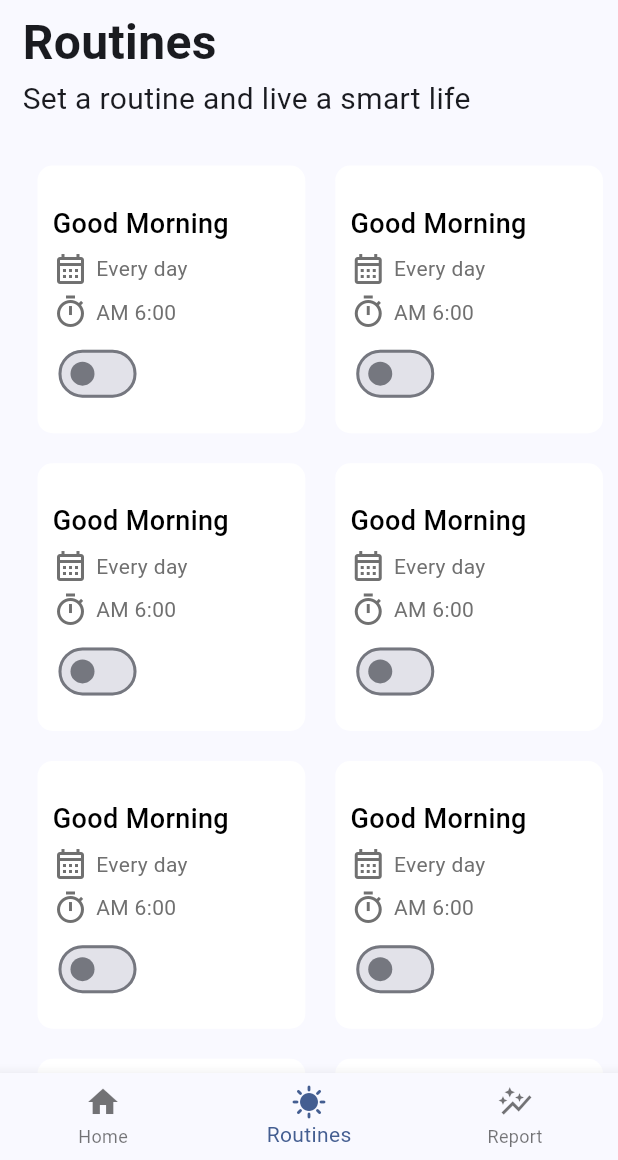
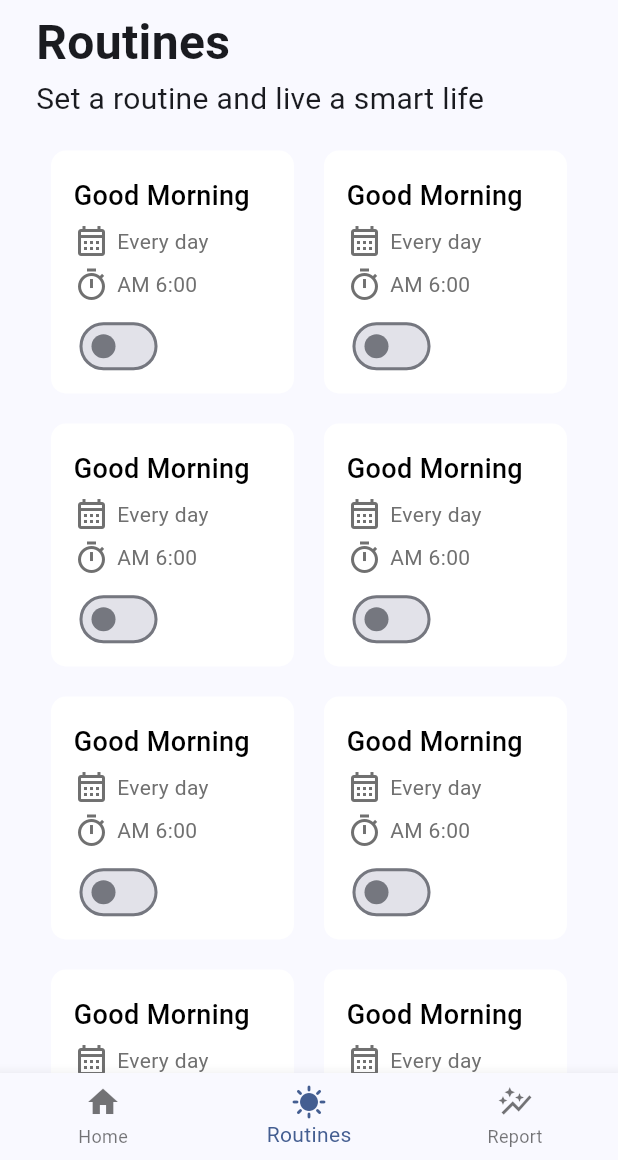
Before and after one commit to wlgggy/smarthome, a Flutter app: the screen it shows after launch, swiped to page 2, on a phone screen of 412 x 824 dp, the part 76-1236 px from its top. Run offline on Flutter 3.47's test engine with Material 3 defaults, Android fonts, the phone set to English and light mode, and no system bars.

Commit message:
★[update] : routines_view code★

```diff
--- a/lib/ui/view/routines/card_widget.dart
+++ b/lib/ui/view/routines/card_widget.dart
@@ -31,7 +31,7 @@ class CardWidgetState extends State<CardWidget> {
         color: _isSwitch ? Color.fromARGB(255, 4, 30, 58) : Colors.white,
         borderRadius: BorderRadius.circular(10),
       ),
-      padding: EdgeInsets.only(left :10),
+      padding: EdgeInsets.only(left: 15),
       margin: EdgeInsets.all(10),
       child: Column(
         crossAxisAlignment: CrossAxisAlignment.start,
@@ -41,7 +41,11 @@ class CardWidgetState extends State<CardWidget> {
           Padding(padding: EdgeInsets.only(top: 5)),
           Text(
             widget._title,
-            style: TextStyle(fontSize: 18, fontWeight: FontWeight.w500, color: _isSwitch ? Colors.white : Colors.black),
+            style: TextStyle(
+              fontSize: 18,
+              fontWeight: FontWeight.w500,
+              color: _isSwitch ? Colors.white : Colors.black,
+            ),
           ),
           Container(
             child: Row(
@@ -79,12 +83,14 @@ class CardWidgetState extends State<CardWidget> {
               ],
             ),
           ),
-          Switch(value: _isSwitch, onChanged: (isChecked) {
-            setState(() {
-              _isSwitch = isChecked;
-
-            });
-          }),
+          Switch(
+            value: _isSwitch,
+            onChanged: (isChecked) {
+              setState(() {
+                _isSwitch = isChecked;
+              });
+            },
+          ),
         ],
       ),
     );
--- a/lib/ui/view/routines/routines_view.dart
+++ b/lib/ui/view/routines/routines_view.dart
@@ -16,11 +16,10 @@ class RoutinesViewState extends State<RoutinesView> {
   Widget build(BuildContext context) {
     return Scaffold(
       body: Container(
-        padding: EdgeInsets.only(left: 15),
+        padding: EdgeInsets.symmetric(horizontal: 24),
         // height: 300,
         child: Column(
           crossAxisAlignment: CrossAxisAlignment.start,
-          spacing: 10,
           children: [
             Container(
               child: HeaderTitle(
```
